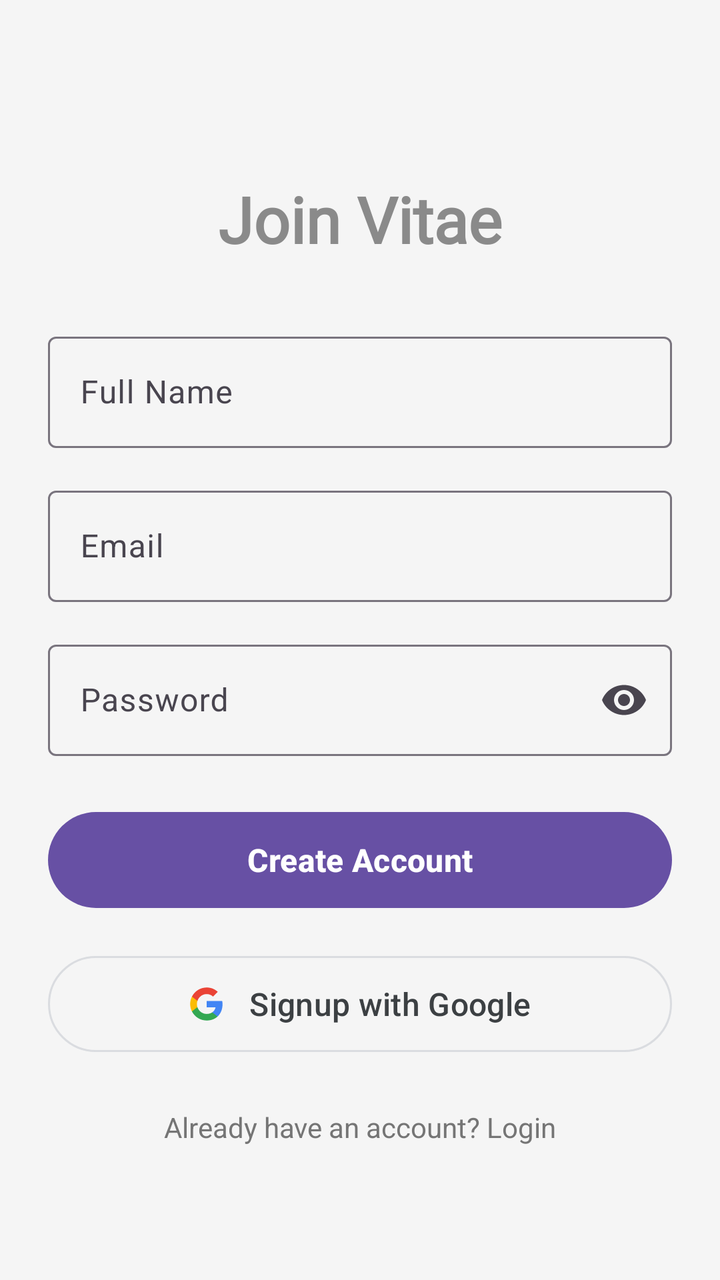
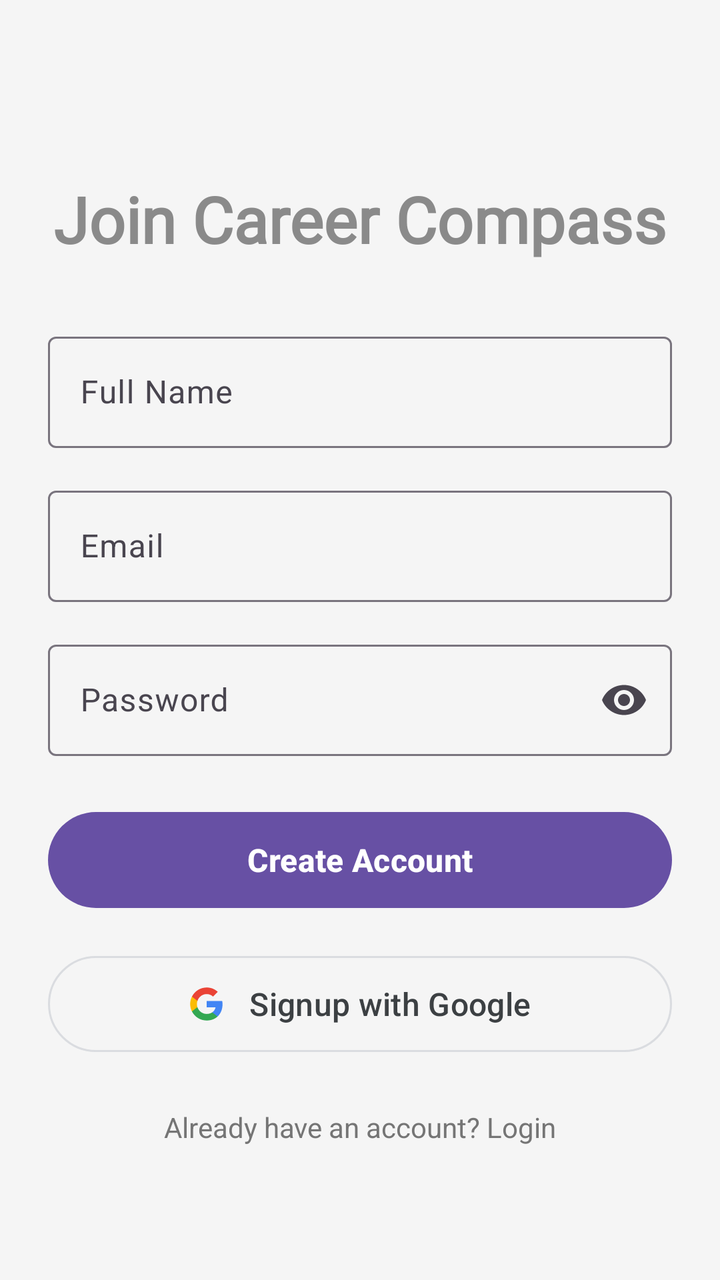

An Android layout rendered at two revisions. The XML below is the earlier revision; the diff shows what the commit changed to produce the second picture.
<!-- AndroidManifest.xml: application theme Theme.MyApplication -->
<!-- res/layout/activity_signup.xml -->
<?xml version="1.0" encoding="utf-8"?>
<androidx.constraintlayout.widget.ConstraintLayout xmlns:android="http://schemas.android.com/apk/res/android"
    xmlns:app="http://schemas.android.com/apk/res-auto"
    xmlns:tools="http://schemas.android.com/tools" android:layout_width="match_parent" android:layout_height="match_parent" android:background="#f5f5f5" android:padding="24dp" tools:context=".SignupActivity">

    <TextView android:id="@+id/tvSignupTitle" android:layout_width="wrap_content" android:layout_height="wrap_content" android:layout_marginTop="64dp" android:fontFamily="@font/dancing_script" android:text="@string/join_vitae" android:textColor="#8A8A8A" android:textSize="32sp" android:textStyle="bold" app:layout_constraintEnd_toEndOf="parent" app:layout_constraintStart_toStartOf="parent" app:layout_constraintTop_toTopOf="parent" />

    <com.google.android.material.textfield.TextInputLayout android:id="@+id/tilName" style="@style/Widget.Material3.TextInputLayout.OutlinedBox" android:layout_width="match_parent" android:layout_height="wrap_content" android:layout_marginTop="32dp" android:hint="@string/full_name_hint" app:layout_constraintTop_toBottomOf="@id/tvSignupTitle">

        <com.google.android.material.textfield.TextInputEditText android:id="@+id/etFullName" android:layout_width="match_parent" android:layout_height="wrap_content" android:inputType="textPersonName" />
    </com.google.android.material.textfield.TextInputLayout>

    <com.google.android.material.textfield.TextInputLayout android:id="@+id/tilSignupEmail" style="@style/Widget.Material3.TextInputLayout.OutlinedBox" android:layout_width="match_parent" android:layout_height="wrap_content" android:layout_marginTop="16dp" android:hint="@string/email_hint" app:layout_constraintTop_toBottomOf="@id/tilName">

        <com.google.android.material.textfield.TextInputEditText android:id="@+id/etEmail" android:layout_width="match_parent" android:layout_height="wrap_content" android:inputType="textEmailAddress" />
    </com.google.android.material.textfield.TextInputLayout>

    <com.google.android.material.textfield.TextInputLayout android:id="@+id/tilSignupPassword" style="@style/Widget.Material3.TextInputLayout.OutlinedBox" android:layout_width="match_parent" android:layout_height="wrap_content" android:layout_marginTop="16dp" android:hint="@string/password_hint" app:endIconMode="password_toggle" app:layout_constraintTop_toBottomOf="@id/tilSignupEmail">

        <com.google.android.material.textfield.TextInputEditText android:id="@+id/etPassword" android:layout_width="match_parent" android:layout_height="wrap_content" android:inputType="textPassword" />
    </com.google.android.material.textfield.TextInputLayout>

    <com.google.android.material.button.MaterialButton android:id="@+id/btnSignup" android:layout_width="match_parent" android:layout_height="56dp" android:layout_marginTop="24dp" android:text="@string/create_account" android:textAllCaps="false" android:textSize="16sp" android:textStyle="bold" app:cornerRadius="28dp" app:layout_constraintTop_toBottomOf="@id/tilSignupPassword" />

    <com.google.android.material.button.MaterialButton android:id="@+id/btnGoogleSignUp" style="@style/Widget.Material3.Button.OutlinedButton" android:layout_width="match_parent" android:layout_height="56dp" android:layout_marginTop="16dp" android:text="@string/signup_with_google" android:textAllCaps="false" android:textColor="#3c4043" android:textSize="16sp" app:cornerRadius="28dp" app:icon="@drawable/ic_google" app:iconGravity="textStart" app:iconPadding="12dp" app:iconTint="@null" app:layout_constraintTop_toBottomOf="@id/btnSignup" app:strokeColor="#dadce0" />

    <TextView android:id="@+id/tvGoToLogin" android:layout_width="wrap_content" android:layout_height="wrap_content" android:layout_marginTop="24dp" android:text="@string/already_have_account" android:textColor="#757575" android:textSize="14sp" app:layout_constraintEnd_toEndOf="parent" app:layout_constraintStart_toStartOf="parent" app:layout_constraintTop_toBottomOf="@id/btnGoogleSignUp" android:clickable="true" android:focusable="true" android:stateListAnimator="@animator/wobbly_slime"/>

</androidx.constraintlayout.widget.ConstraintLayout>
<!-- resources referenced by this layout -->
<resources>
  <!-- drawable ic_google (drawable) -->
  <vector xmlns:android="http://schemas.android.com/apk/res/android"
      xmlns:aapt="http://schemas.android.com/aapt" android:width="24dp" android:height="24dp" android:viewportWidth="24" android:viewportHeight="24">
      <path android:pathData="M22.56,12.25c0,-0.78 -0.07,-1.53 -0.2,-2.25L12,9.99v4.26h5.92c-0.26,1.37 -1.04,2.53 -2.21,3.31v2.77h3.57C21.37,18.35 22.56,15.59 22.56,12.25z" android:fillColor="#4285F4"/>
      <path android:pathData="M12,23c2.97,0 5.46,-0.98 7.28,-2.66l-3.57,-2.77c-0.99,0.66 -2.26,1.06 -3.71,1.06 -2.86,0 -5.29,-1.93 -6.16,-4.53H2.18v2.84C3.99,20.53 7.7,23 12,23z" android:fillColor="#34A853"/>
      <path android:pathData="M5.84,14.09c-0.22,-0.66 -0.35,-1.36 -0.35,-2.09s0.13,-1.43 0.35,-2.09V7.07H2.18C1.43,8.55 1,10.22 1,12s0.43,3.45 1.18,4.93l3.66,-2.84z" android:fillColor="#FBBC05"/>
      <path android:pathData="M12,5.38c1.62,0 3.06,0.56 4.21,1.64l3.15,-3.15C17.45,2.09 14.97,1 12,1 7.7,1 3.99,3.47 2.18,7.07l3.66,2.84c0.87,-2.6 3.3,-4.53 6.16,-4.53z" android:fillColor="#EA4335"/>
  </vector>
  <string name="already_have_account">Already have an account? Login</string>
  <string name="create_account">Create Account</string>
  <string name="email_hint">Email</string>
  <string name="full_name_hint">Full Name</string>
  <string name="join_vitae">Join Vitae</string>
  <string name="password_hint">Password</string>
  <string name="signup_with_google">Signup with Google</string>
  <style name="Theme.MyApplication" parent="Base.Theme.MyApplication" />
  <style name="Base.Theme.MyApplication" parent="Theme.Material3.DayNight.NoActionBar">
          
          
          <item name="materialButtonStyle">@style/WobblyMaterialButton</item>
          <item name="android:buttonStyle">@style/WobblyStandardButton</item>
          <item name="imageButtonStyle">@style/WobblyImageButton</item>
          <item name="android:imageButtonStyle">@style/WobblyImageButton</item>
          <item name="materialCardViewStyle">@style/WobblyCardView</item>
      </style>
  <style name="WobblyMaterialButton" parent="Widget.Material3.Button">
          <item name="android:stateListAnimator">@animator/wobbly_slime</item>
      </style>
  <style name="WobblyStandardButton" parent="Widget.AppCompat.Button">
          <item name="android:stateListAnimator">@animator/wobbly_slime</item>
      </style>
  <style name="WobblyImageButton" parent="Widget.AppCompat.ImageButton">
          <item name="android:stateListAnimator">@animator/wobbly_slime</item>
      </style>
  <style name="WobblyCardView" parent="Widget.Material3.CardView.Elevated">
          <item name="android:stateListAnimator">@animator/wobbly_slime</item>
      </style>
</resources>

<!-- the commit's change to res/layout/activity_signup.xml (unified diff, before → after) -->
@@ -3,7 +3,7 @@
     xmlns:app="http://schemas.android.com/apk/res-auto"
     xmlns:tools="http://schemas.android.com/tools" android:layout_width="match_parent" android:layout_height="match_parent" android:background="#f5f5f5" android:padding="24dp" tools:context=".SignupActivity">
 
-    <TextView android:id="@+id/tvSignupTitle" android:layout_width="wrap_content" android:layout_height="wrap_content" android:layout_marginTop="64dp" android:fontFamily="@font/dancing_script" android:text="@string/join_vitae" android:textColor="#8A8A8A" android:textSize="32sp" android:textStyle="bold" app:layout_constraintEnd_toEndOf="parent" app:layout_constraintStart_toStartOf="parent" app:layout_constraintTop_toTopOf="parent" />
+    <TextView android:id="@+id/tvSignupTitle" android:layout_width="wrap_content" android:layout_height="wrap_content" android:layout_marginTop="64dp" android:fontFamily="@font/dancing_script" android:text="@string/join_career_compass" android:textColor="#8A8A8A" android:textSize="32sp" android:textStyle="bold" app:layout_constraintEnd_toEndOf="parent" app:layout_constraintStart_toStartOf="parent" app:layout_constraintTop_toTopOf="parent" />
 
     <com.google.android.material.textfield.TextInputLayout android:id="@+id/tilName" style="@style/Widget.Material3.TextInputLayout.OutlinedBox" android:layout_width="match_parent" android:layout_height="wrap_content" android:layout_marginTop="32dp" android:hint="@string/full_name_hint" app:layout_constraintTop_toBottomOf="@id/tvSignupTitle">
 
<!-- resource entries referenced after the edit -->
@@ -12,7 +12,7 @@
   <string name="create_account">Create Account</string>
   <string name="email_hint">Email</string>
   <string name="full_name_hint">Full Name</string>
-  <string name="join_vitae">Join Vitae</string>
+  <string name="join_career_compass">Join Career Compass</string>
   <string name="password_hint">Password</string>
   <string name="signup_with_google">Signup with Google</string>
   <style name="Theme.MyApplication" parent="Base.Theme.MyApplication" />
